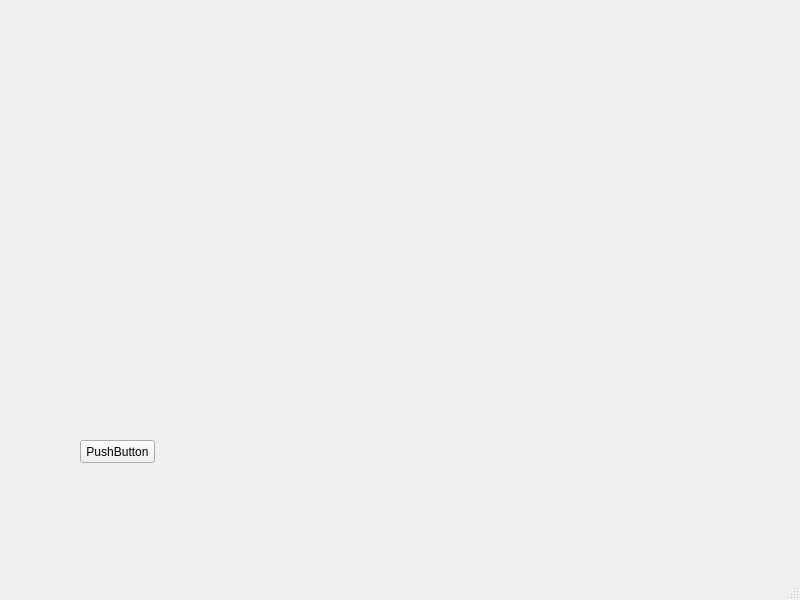
The window that src/ui/main_window.ui (YJX-01/LeyLine-Simulator) describes before a commit, drawn with Qt 5.
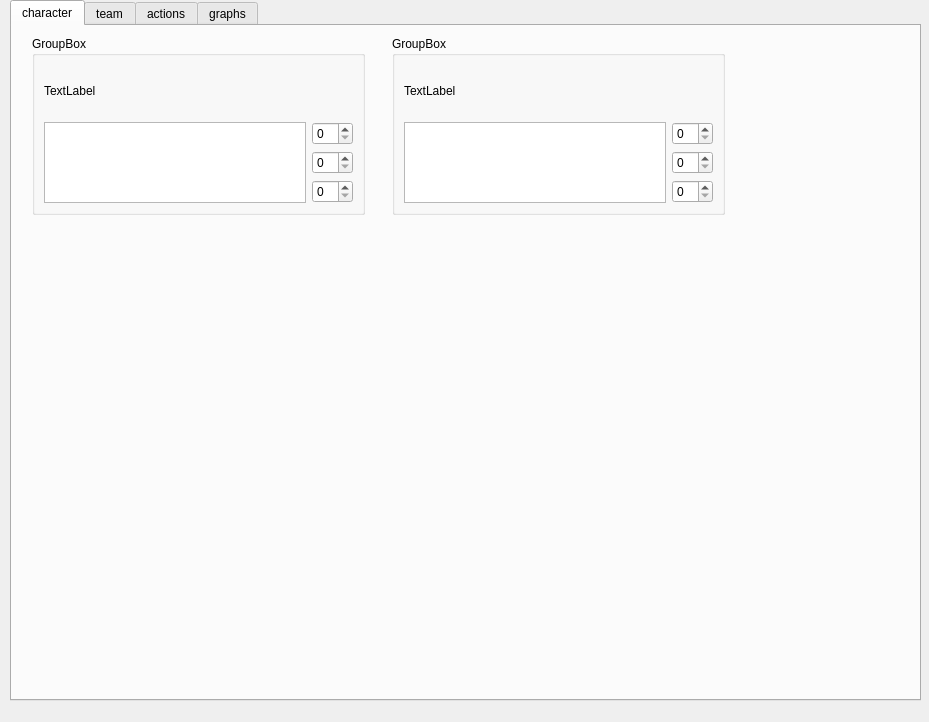
The same window after the commit.

Commit message: crate a icon

The edit to the form file:
```diff
--- a/src/ui/main_window.ui
+++ b/src/ui/main_window.ui
@@ -6,39 +6,116 @@
    <rect>
     <x>0</x>
     <y>0</y>
-    <width>800</width>
-    <height>600</height>
+    <width>929</width>
+    <height>722</height>
    </rect>
   </property>
   <property name="windowTitle">
    <string>MainWindow</string>
   </property>
   <widget class="QWidget" name="centralwidget">
-   <widget class="QPushButton" name="pushButton">
+   <widget class="QTabWidget" name="tabWidget">
     <property name="geometry">
      <rect>
-      <x>80</x>
-      <y>440</y>
-      <width>75</width>
-      <height>23</height>
+      <x>10</x>
+      <y>0</y>
+      <width>911</width>
+      <height>701</height>
      </rect>
     </property>
-    <property name="text">
-     <string>PushButton</string>
+    <property name="currentIndex">
+     <number>0</number>
     </property>
+    <widget class="QWidget" name="tab_1">
+     <attribute name="title">
+      <string>character</string>
+     </attribute>
+     <widget class="QGroupBox" name="groupBox">
+      <property name="geometry">
+       <rect>
+        <x>20</x>
+        <y>10</y>
+        <width>333</width>
+        <height>179</height>
+       </rect>
+      </property>
+      <property name="title">
+       <string>GroupBox</string>
+      </property>
+      <layout class="QGridLayout" name="gridLayout">
+       <item row="0" column="0" colspan="2">
+        <widget class="QLabel" name="label">
+         <property name="text">
+          <string>TextLabel</string>
+         </property>
+        </widget>
+       </item>
+       <item row="1" column="1">
+        <widget class="QSpinBox" name="spinBox"/>
+       </item>
+       <item row="2" column="1">
+        <widget class="QSpinBox" name="spinBox_2"/>
+       </item>
+       <item row="3" column="1">
+        <widget class="QSpinBox" name="spinBox_3"/>
+       </item>
+       <item row="1" column="0" rowspan="3">
+        <widget class="QGraphicsView" name="graphicsView"/>
+       </item>
+      </layout>
+     </widget>
+     <widget class="QGroupBox" name="groupBox_2">
+      <property name="geometry">
+       <rect>
+        <x>380</x>
+        <y>10</y>
+        <width>333</width>
+        <height>179</height>
+       </rect>
+      </property>
+      <property name="title">
+       <string>GroupBox</string>
+      </property>
+      <layout class="QGridLayout" name="gridLayout_2">
+       <item row="0" column="0" colspan="2">
+        <widget class="QLabel" name="label_2">
+         <property name="text">
+          <string>TextLabel</string>
+         </property>
+        </widget>
+       </item>
+       <item row="1" column="1">
+        <widget class="QSpinBox" name="spinBox_4"/>
+       </item>
+       <item row="2" column="1">
+        <widget class="QSpinBox" name="spinBox_5"/>
+       </item>
+       <item row="3" column="1">
+        <widget class="QSpinBox" name="spinBox_6"/>
+       </item>
+       <item row="1" column="0" rowspan="3">
+        <widget class="QGraphicsView" name="graphicsView_2"/>
+       </item>
+      </layout>
+     </widget>
+    </widget>
+    <widget class="QWidget" name="tab_2">
+     <attribute name="title">
+      <string notr="true">team</string>
+     </attribute>
+    </widget>
+    <widget class="QWidget" name="tab_3">
+     <attribute name="title">
+      <string>actions</string>
+     </attribute>
+    </widget>
+    <widget class="QWidget" name="tab_4">
+     <attribute name="title">
+      <string notr="true">graphs</string>
+     </attribute>
+    </widget>
    </widget>
   </widget>
-  <widget class="QMenuBar" name="menubar">
-   <property name="geometry">
-    <rect>
-     <x>0</x>
-     <y>0</y>
-     <width>800</width>
-     <height>22</height>
-    </rect>
-   </property>
-  </widget>
-  <widget class="QStatusBar" name="statusbar"/>
  </widget>
  <resources/>
  <connections/>
```
The commit also changes 2 other files.
